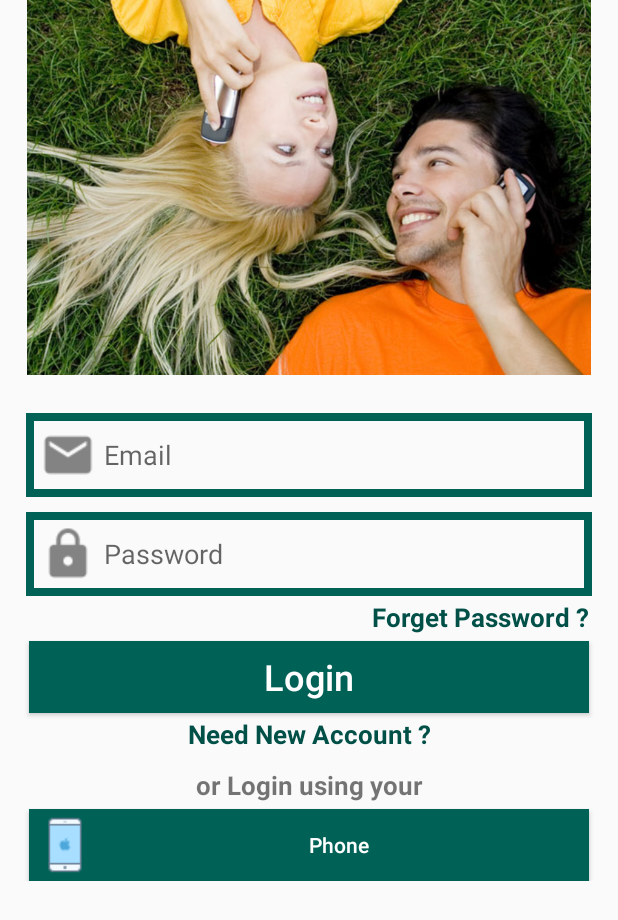
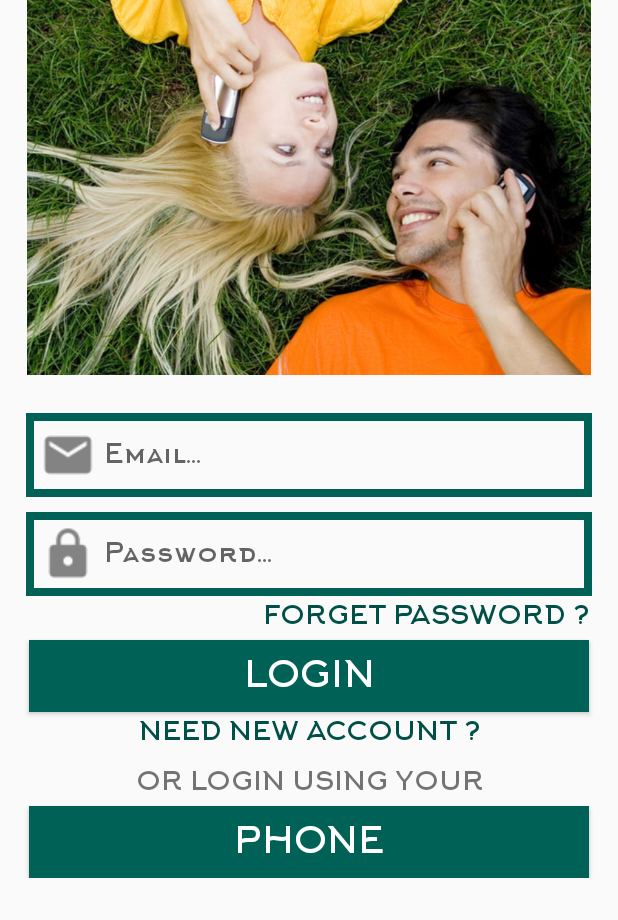
Before and after one commit to Koushik-Saha/whatsapp-clone, an Android app: the screen it shows after launch (LoginActivity), on a phone screen of 412 x 824 dp. Shown: the top 920 px of the screen. Run offline under Robolectric (Android 15) with nearby library versions, the light colour scheme and no system bars; our stand-ins replace CircleImageView, Firebase (no records; nobody signed in at launch, a user with empty details on screens opened directly), Picasso; pictures from the network do not load.

Commit message:
Phone verification token fixed and add fonts all page in design change

```diff
--- a/app/build.gradle
+++ b/app/build.gradle
@@ -25,6 +25,9 @@ dependencies {
     implementation 'com.android.support:design:28.0.0-rc01'
     implementation 'com.android.support:support-v4:28.0.0-rc01'
     implementation 'com.android.support.constraint:constraint-layout:1.1.2'
+
+
+
     implementation 'com.google.firebase:firebase-auth:11.8.0'
     implementation 'com.google.firebase:firebase-database:11.8.0'
     implementation 'com.google.firebase:firebase-messaging:11.8.0'
@@ -36,4 +39,7 @@ dependencies {
     implementation 'com.squareup.picasso:picasso:2.71828'
 
     implementation 'com.android.support:exifinterface:28.0.0-rc01'
+
+
+    implementation 'uk.co.chrisjenx:calligraphy:2.3.0'
 }
--- a/app/src/main/java/com/example/whatsapp/ChatsFragment.java
+++ b/app/src/main/java/com/example/whatsapp/ChatsFragment.java
@@ -51,7 +51,7 @@ public class ChatsFragment extends Fragment
 
 
         mAuth = FirebaseAuth.getInstance();
-        currentUserID = mAuth.getCurrentUser().getUid();
+//        currentUserID = mAuth.getCurrentUser().getUid();
         ChatsRef = FirebaseDatabase.getInstance().getReference().child("Contacts").child(currentUserID);
         UsersRef = FirebaseDatabase.getInstance().getReference().child("Users");
 
--- a/app/src/main/java/com/example/whatsapp/LoginActivity.java
+++ b/app/src/main/java/com/example/whatsapp/LoginActivity.java
@@ -2,6 +2,7 @@ package com.example.whatsapp;
 
 import android.app.ProgressDialog;
 import android.content.Intent;
+import android.graphics.Typeface;
 import android.support.annotation.NonNull;
 import android.support.v7.app.AppCompatActivity;
 import android.os.Bundle;
@@ -21,6 +22,8 @@ import com.google.firebase.database.DatabaseReference;
 import com.google.firebase.database.FirebaseDatabase;
 import com.google.firebase.iid.FirebaseInstanceId;
 
+import uk.co.chrisjenx.calligraphy.CalligraphyConfig;
+
 public class LoginActivity extends AppCompatActivity
 {
     private FirebaseAuth mAuth;
@@ -28,9 +31,11 @@ public class LoginActivity extends AppCompatActivity
 
     private Button LoginButton, PhoneLoginButton;
     private EditText UserEmail, UserPassword;
-    private TextView NeedNewAccountLink, ForgetPasswordLink;
+    private TextView NeedNewAccountLink, ForgetPasswordLink, LoginUsingLink;
 
     private DatabaseReference UsersRef;
+
+    Typeface tfLoginFonts;
 
 
     @Override
@@ -38,6 +43,12 @@ public class LoginActivity extends AppCompatActivity
     {
         super.onCreate(savedInstanceState);
         setContentView(R.layout.activity_login);
+
+
+//        CalligraphyConfig.initDefault(new CalligraphyConfig.Builder()
+//                .setDefaultFontPath("fonts/Arkhip_font.ttf")
+//                .setFontAttrId(R.attr.fontPath)
+//                .build());
 
         mAuth = FirebaseAuth.getInstance();
         UsersRef = FirebaseDatabase.getInstance().getReference().child("Users");
@@ -156,7 +167,20 @@ public class LoginActivity extends AppCompatActivity
         UserPassword = (EditText) findViewById(R.id.login_password);
         NeedNewAccountLink = (TextView) findViewById(R.id.need_new_account_link);
         ForgetPasswordLink = (TextView) findViewById(R.id.forget_password_link);
+        LoginUsingLink = (TextView) findViewById(R.id.login_using);
         loadingBar = new ProgressDialog(this);
+
+
+        tfLoginFonts = Typeface.createFromAsset(getAssets(),"fonts/Arkhip_font.ttf");
+        LoginButton.setTypeface(tfLoginFonts);
+        PhoneLoginButton.setTypeface(tfLoginFonts);
+        UserEmail.setTypeface(tfLoginFonts);
+        UserPassword.setTypeface(tfLoginFonts);
+        NeedNewAccountLink.setTypeface(tfLoginFonts);
+        ForgetPasswordLink.setTypeface(tfLoginFonts);
+        LoginUsingLink.setTypeface(tfLoginFonts);
+
+
     }
 
 
--- a/app/src/main/java/com/example/whatsapp/MainActivity.java
+++ b/app/src/main/java/com/example/whatsapp/MainActivity.java
@@ -2,6 +2,7 @@ package com.example.whatsapp;
 
 import android.content.DialogInterface;
 import android.content.Intent;
+import android.graphics.Typeface;
 import android.support.annotation.NonNull;
 import android.support.design.widget.TabLayout;
 import android.support.v4.view.ViewPager;
@@ -29,6 +30,8 @@ import java.text.SimpleDateFormat;
 import java.util.Calendar;
 import java.util.HashMap;
 
+//import uk.co.chrisjenx.calligraphy.CalligraphyConfig;
+
 public class MainActivity extends AppCompatActivity
 {
     private Toolbar mToolbar;
@@ -42,11 +45,20 @@ public class MainActivity extends AppCompatActivity
     private String currentUserID;
 
 
+    Typeface tfLoginFonts;
+
+
     @Override
     protected void onCreate(Bundle savedInstanceState)
     {
         super.onCreate(savedInstanceState);
         setContentView(R.layout.activity_main);
+
+
+//        CalligraphyConfig.initDefault(new CalligraphyConfig.Builder()
+//                .setDefaultFontPath("fonts/Arkhip_font.ttf")
+//                .setFontAttrId(R.attr.fontPath)
+//                .build());
 
 
         mAuth = FirebaseAuth.getInstance();
@@ -57,7 +69,8 @@ public class MainActivity extends AppCompatActivity
 
         mToolbar = (Toolbar) findViewById(R.id.main_page_toolbar);
         setSupportActionBar(mToolbar);
-        getSupportActionBar().setTitle("Potro");
+        getSupportActionBar().setTitle("P            O            T            R            O");
+
 
 
         myViewPager = (ViewPager) findViewById(R.id.main_tabs_pager);
--- a/app/src/main/res/layout/activity_login.xml
+++ b/app/src/main/res/layout/activity_login.xml
@@ -31,17 +31,17 @@
                 android:id="@+id/login_email"
                 android:layout_width="match_parent"
                 android:layout_height="wrap_content"
+                android:layout_below="@+id/login_image"
                 android:layout_alignParentStart="true"
-                android:layout_below="@+id/login_image"
-                android:hint="Email"
+                android:layout_marginLeft="17dp"
+                android:layout_marginTop="25dp"
+                android:layout_marginRight="17dp"
+                android:background="@drawable/inputs"
+                android:drawableStart="@drawable/email"
+                android:hint="Email..."
                 android:inputType="textEmailAddress"
-                android:background="@drawable/inputs"
                 android:padding="4dp"
-                android:drawableStart="@drawable/email"
-                android:layout_marginTop="25dp"
-                android:layout_marginLeft="17dp"
-                android:layout_marginRight="17dp"
-                />
+                android:textAllCaps="false" />
 
             <EditText
                 android:id="@+id/login_password"
@@ -49,7 +49,7 @@
                 android:layout_height="wrap_content"
                 android:layout_alignParentStart="true"
                 android:layout_below="@+id/login_email"
-                android:hint="Password"
+                android:hint="Password..."
                 android:inputType="textPassword"
                 android:background="@drawable/inputs"
                 android:padding="4dp"
@@ -63,81 +63,82 @@
                 android:id="@+id/forget_password_link"
                 android:layout_width="match_parent"
                 android:layout_height="wrap_content"
+                android:layout_below="@+id/login_password"
                 android:layout_centerHorizontal="true"
-                android:layout_below="@+id/login_password"
+                android:layout_marginLeft="15dp"
+                android:layout_marginTop="2dp"
+                android:layout_marginRight="23dp"
                 android:text="Forget Password ?"
-                android:layout_marginTop="2dp"
-                android:layout_marginLeft="15dp"
-                android:layout_marginRight="23dp"
                 android:textAlignment="textEnd"
+                android:textAllCaps="true"
+                android:textColor="@color/colorPrimaryDark"
                 android:textSize="17sp"
-                android:textStyle="bold"
-                android:textColor="@color/colorPrimaryDark"
-                />
+                android:textStyle="bold" />
 
             <Button
                 android:id="@+id/login_button"
                 android:layout_width="match_parent"
                 android:layout_height="wrap_content"
                 android:layout_below="@+id/forget_password_link"
+                android:layout_marginLeft="19dp"
+                android:layout_marginTop="4dp"
+                android:layout_marginRight="19dp"
+                android:background="@drawable/buttons"
                 android:padding="4dp"
-                android:layout_marginTop="4dp"
-                android:layout_marginLeft="19dp"
-                android:layout_marginRight="19dp"
                 android:text="Login"
-                android:textAllCaps="false"
+                android:textAlignment="center"
+                android:textAllCaps="true"
+                android:textColor="@android:color/background_light"
                 android:textSize="24sp"
-                android:textColor="@android:color/background_light"
-                android:background="@drawable/buttons"
-                />
+                android:textStyle="bold" />
 
             <TextView
                 android:id="@+id/need_new_account_link"
                 android:layout_width="match_parent"
                 android:layout_height="wrap_content"
+                android:layout_below="@+id/login_button"
                 android:layout_centerHorizontal="true"
-                android:layout_below="@+id/login_button"
-                android:text="Need New Account ?"
+                android:layout_marginLeft="15dp"
                 android:layout_marginTop="2dp"
-                android:layout_marginLeft="15dp"
                 android:layout_marginRight="23dp"
+                android:text="Need new Account ?"
                 android:textAlignment="center"
+                android:textAllCaps="true"
+                android:textColor="@color/colorPrimaryDark"
                 android:textSize="17sp"
-                android:textStyle="bold"
-                android:textColor="@color/colorPrimaryDark"
-                />
+                android:textStyle="bold" />
 
             <TextView
                 android:id="@+id/login_using"
                 android:layout_width="match_parent"
                 android:layout_height="wrap_content"
+                android:layout_below="@+id/need_new_account_link"
                 android:layout_centerHorizontal="true"
-                android:layout_below="@+id/need_new_account_link"
+                android:layout_marginLeft="15dp"
+                android:layout_marginTop="10dp"
+                android:layout_marginRight="23dp"
                 android:text="or Login using your"
-                android:layout_marginTop="10dp"
-                android:layout_marginLeft="15dp"
-                android:layout_marginRight="23dp"
                 android:textAlignment="center"
+                android:textAllCaps="true"
                 android:textSize="17sp"
-                android:textStyle="bold"
-                />
+                android:textStyle="bold" />
 
             <Button
                 android:id="@+id/phone_login_button"
                 android:layout_width="match_parent"
                 android:layout_height="wrap_content"
                 android:layout_below="@+id/login_using"
+                android:layout_marginLeft="19dp"
+                android:layout_marginTop="4dp"
+                android:layout_marginRight="19dp"
+                android:background="@drawable/buttons"
                 android:padding="4dp"
-                android:layout_marginTop="4dp"
-                android:layout_marginLeft="19dp"
-                android:layout_marginRight="19dp"
                 android:text="Phone"
-                android:textAllCaps="false"
-                android:textSize="14sp"
+                android:textAlignment="center"
+                android:textAllCaps="true"
                 android:textColor="@android:color/background_light"
-                android:background="@drawable/buttons"
-                android:drawableStart="@drawable/phone"
-                />
+                android:textSize="24sp"
+                android:textStyle="bold" />
 
         </RelativeLayout>
 
@@ -145,3 +146,5 @@
 
 
 </RelativeLayout>
+
+    <!--android:drawableStart="@drawable/phone"-->
--- a/app/src/main/res/layout/activity_main.xml
+++ b/app/src/main/res/layout/activity_main.xml
@@ -18,6 +18,7 @@
             android:id="@+id/main_page_toolbar"
             layout="@layout/app_bar_layout"
             >
+
         </include>
 
         <android.support.design.widget.TabLayout
--- a/app/src/main/res/values/strings.xml
+++ b/app/src/main/res/values/strings.xml
@@ -3,4 +3,5 @@
 
     <!-- TODO: Remove or change this placeholder text -->
     <string name="hello_blank_fragment">Hello blank fragment</string>
+
 </resources>
--- a/app/src/main/res/values/styles.xml
+++ b/app/src/main/res/values/styles.xml
@@ -12,4 +12,7 @@
 
     </style>
 
+
+
+
 </resources>
```
Also changed, not shown: app/src/main/java/com/example/whatsapp/PhoneLoginActivity.java (+37 -3 lines), app/src/main/java/com/example/whatsapp/RegisterActivity.java (+10 -0 lines), app/src/main/res/layout/activity_phone_login.xml (+16 -18 lines), app/src/main/res/layout/activity_profile.xml (+21 -23 lines), app/src/main/res/layout/activity_register.xml (+15 -14 lines), app/src/main/res/layout/activity_settings.xml (+24 -26 lines), app/src/main/res/layout/users_display_layout.xml (+5 -6 lines), app/src/main/assets/fonts/Arkhip_font.ttf (added), app/src/main/res/fonts/Arkhip_font.ttf (added).
